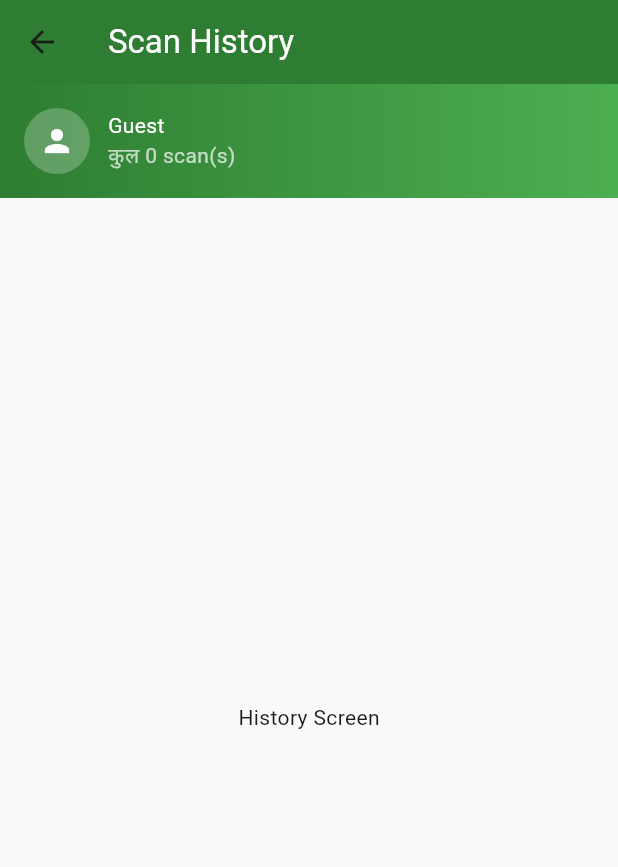
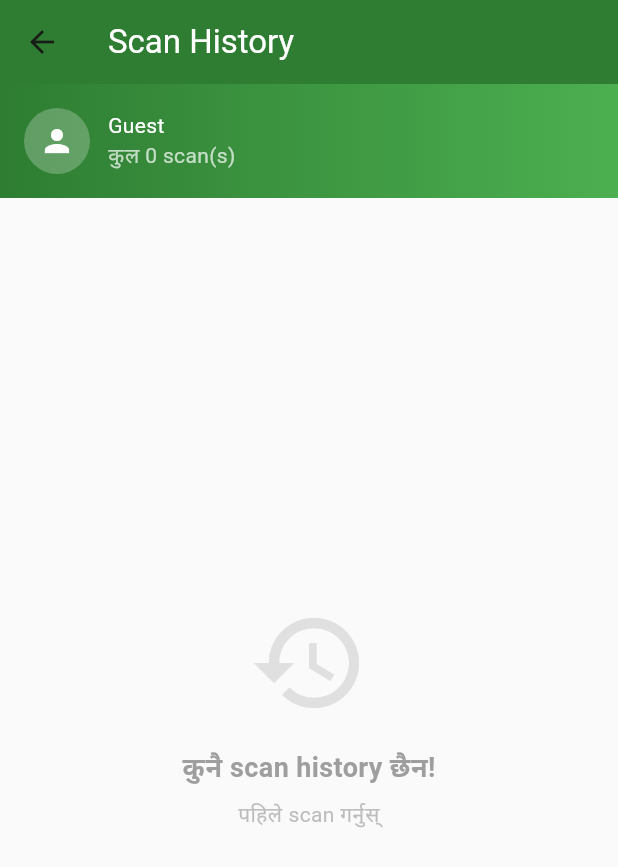
Before and after one commit to Anjalisapk/DetectDerm, a Flutter app: the HistoryScreen screen opened directly, on a phone screen of 412 x 824 dp. Shown: the top 867 px of the screen. Run offline on Flutter 3.47's test engine with Material 3 defaults, Android fonts, the light colour scheme and no system bars; our stand-ins replace flutter_rating_bar, image_picker, shared_preferences; missing offline and left inert: tflite_flutter; accounts and stored records are empty.

Commit message:
feat: add loading indicator and empty state to HistoryScreen

```diff
--- a/detectderm_app/lib/screens/history_screen.dart
+++ b/detectderm_app/lib/screens/history_screen.dart
@@ -94,11 +94,50 @@ class _HistoryScreenState extends State<HistoryScreen> {
             ),
           ),
 
-          //  Loading / Placeholder
+          //  Loading / Empty / Placeholder
           Expanded(
             child: _isLoading
-                ? const Center(child: CircularProgressIndicator())
-                : const Center(child: Text('History Screen')),
+                ? const Center(
+                    child: CircularProgressIndicator(),
+                  )
+                : _history.isEmpty
+                    ? _buildEmptyState()
+                    : const Center(
+                        child: Text('History List Coming Soon'),
+                      ),
+          ),
+        ],
+      ),
+    );
+  }
+
+  //  Empty State Widget
+  Widget _buildEmptyState() {
+    return Center(
+      child: Column(
+        mainAxisAlignment: MainAxisAlignment.center,
+        children: [
+          Icon(
+            Icons.history,
+            size: 80,
+            color: Colors.grey[300],
+          ),
+          const SizedBox(height: 16),
+          Text(
+            'कुनै scan history छैन!',
+            style: TextStyle(
+              fontSize: 18,
+              fontWeight: FontWeight.bold,
+              color: Colors.grey[500],
+            ),
+          ),
+          const SizedBox(height: 8),
+          Text(
+            'पहिले scan गर्नुस्',
+            style: TextStyle(
+              fontSize: 14,
+              color: Colors.grey[400],
+            ),
           ),
         ],
       ),
```
